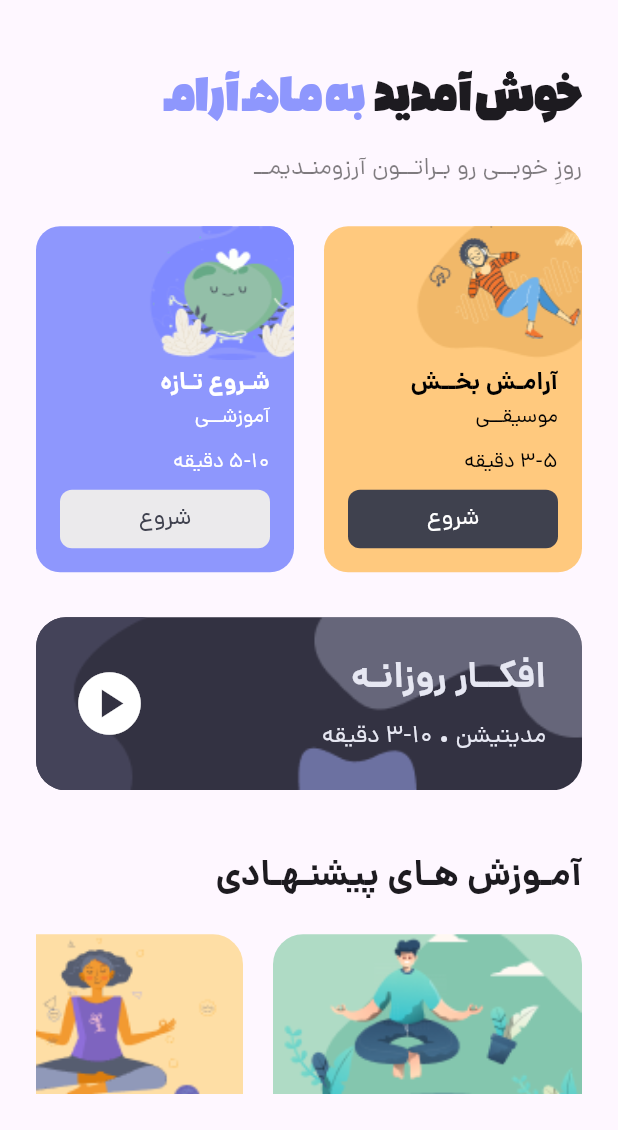
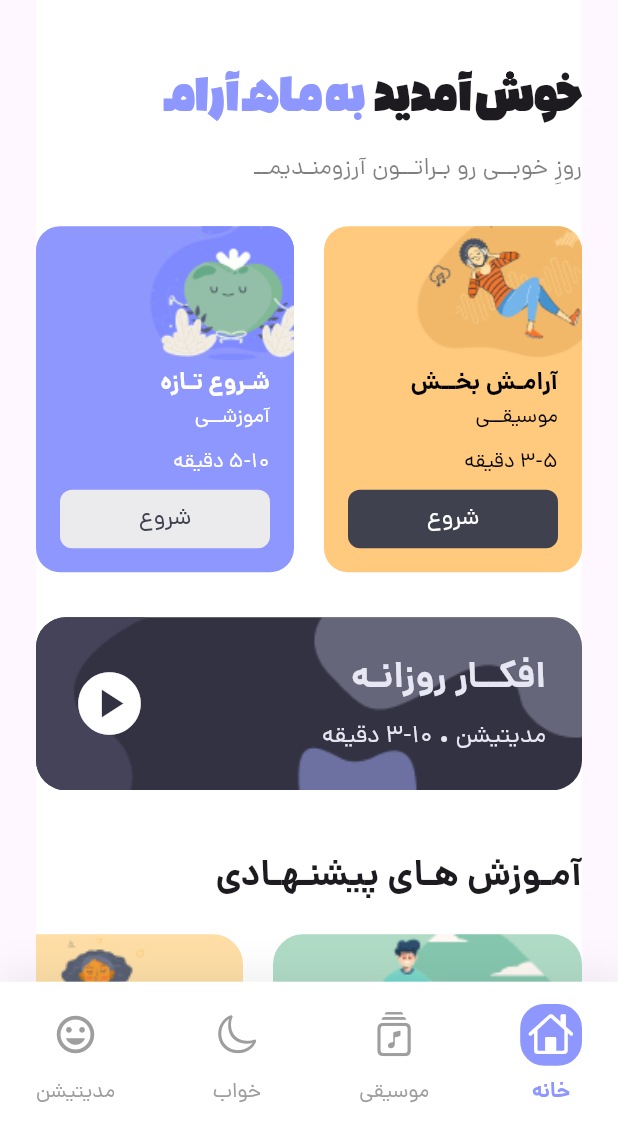
Before and after one commit to ardavan8102/silent_moon, a Flutter app: the screen it shows after launch, on a phone screen of 412 x 824 dp, the part 106-1236 px from its top. Run offline on Flutter 3.47's test engine with Material 3 defaults, Android fonts, the phone set to English and light mode, and no system bars; drawn by our look-alikes of carousel_slider; our stand-ins replace flutter_svg, get.

Commit message:
finished: Bottom Navigation

```diff
--- a/lib/bindings.dart
+++ b/lib/bindings.dart
@@ -1,13 +1,15 @@
 import 'package:get/get.dart';
 import 'package:silent_moon/controllers/home_controller.dart';
+import 'package:silent_moon/controllers/main_screen_handler.dart';
 import 'package:silent_moon/controllers/podcast_controller.dart';
 
-class HomeScreenBindings implements Bindings {
+class MainScreenBindings implements Bindings {
 
   @override
   void dependencies() {
     Get.put(HomeController());
     Get.put(PodcastController());
+    Get.put(MainScreenHandler());
   }
 
 }
--- /dev/null
+++ b/lib/components/bottom_navigation.dart
@@ -0,0 +1,102 @@
+import 'package:flutter/cupertino.dart';
+import 'package:flutter/material.dart';
+import 'package:get/get.dart';
+import 'package:silent_moon/consts/colors.dart';
+import 'package:silent_moon/controllers/main_screen_handler.dart';
+
+class CustomBottomNavigation extends StatelessWidget {
+  CustomBottomNavigation({super.key});
+
+  final MainScreenHandler mainScreenHandler = Get.find<MainScreenHandler>();
+
+  @override
+  Widget build(BuildContext context) {
+
+    var size = MediaQuery.of(context).size;
+
+    return Positioned(
+      bottom: 0,
+      right: 0,
+      left: 0,
+      child: Container(
+        padding: EdgeInsets.fromLTRB(24, 12, 24, 12),
+        decoration: BoxDecoration(
+          color: Colors.white,
+          boxShadow: [
+            BoxShadow(
+              color: const Color(0xff54575C).withValues(alpha: .1),
+              offset: Offset(2, -5),
+              blurRadius: 20,
+              spreadRadius: 1,
+            ),
+          ],
+        ),
+        height: size.height * .12,
+        width: double.infinity,
+        child: Obx(
+          () => Row(
+            crossAxisAlignment: .center,
+            mainAxisAlignment: .spaceBetween,
+            children: [
+
+              bottomNavigationIconItem(size, 0, 'خانه', CupertinoIcons.house),
+
+              bottomNavigationIconItem(size, 1, 'موسیقی', CupertinoIcons.music_albums),
+
+              bottomNavigationIconItem(size, 2, 'خواب', CupertinoIcons.moon),
+
+              bottomNavigationIconItem(size, 3, 'مدیتیشن', Icons.mood),
+
+            ],
+          ),
+        ),
+      ),
+    );
+  }
+
+  Widget bottomNavigationIconItem(Size size, int index, String label, IconData icon) {
+    return InkWell(
+      onTap: () {
+        mainScreenHandler.selectedIndex.value = index;
+      },
+      child: Column(
+        mainAxisAlignment: .center,
+        spacing: 8,
+        children: [
+          // Icon
+          AnimatedContainer(
+            duration: const Duration(milliseconds: 400),
+            decoration: BoxDecoration(
+              color: mainScreenHandler.selectedIndex.value == index
+                ? AppSolidColors.primary
+                : Colors.white,
+              borderRadius: .circular(16)
+            ),
+            height: size.height * .05,
+            width: size.height * .05,
+            child: Icon(
+              icon,
+              color: mainScreenHandler.selectedIndex.value == index
+                ? Colors.white
+                : Colors.grey,
+              size: 30,
+            ),
+          ),
+
+          // Label
+          Text(
+            label,
+            style: TextStyle(
+              color: mainScreenHandler.selectedIndex.value == index
+                ? AppSolidColors.primary
+                : Colors.grey,
+              fontWeight: mainScreenHandler.selectedIndex.value == index
+                ? .bold
+                : .w300
+            ),
+          ),
+        ],
+      ),
+    );
+  }
+}
--- /dev/null
+++ b/lib/controllers/main_screen_handler.dart
@@ -0,0 +1,11 @@
+import 'package:get/get.dart';
+
+class MainScreenHandler extends GetxController {
+
+  RxInt selectedIndex = 0.obs;
+
+  void changeIndex(int index){
+    selectedIndex.value = index;
+  }
+
+}
--- a/lib/routes/routes.dart
+++ b/lib/routes/routes.dart
@@ -3,7 +3,7 @@ import 'package:silent_moon/bindings.dart';
 import 'package:silent_moon/views/normal/intro/choose_topic.dart';
 import 'package:silent_moon/views/normal/intro/set_reminders.dart';
 import 'package:silent_moon/views/normal/intro/welcome.dart';
-import 'package:silent_moon/views/normal/main/home_screen.dart';
+import 'package:silent_moon/views/normal/main/main_screen.dart';
 import 'package:silent_moon/views/sleep/sleep_splash.dart';
 
 class AppRoutes {
@@ -43,8 +43,8 @@ class AppPages {
 
     GetPage(
       name: AppRoutes.home,
-      page: () => HomeScreen(),
-      binding: HomeScreenBindings(),
+      page: () => MainScreen(),
+      binding: MainScreenBindings(),
     ),
 
   ];
--- a/lib/views/normal/main/home_screen.dart
+++ b/lib/views/normal/main/home.dart
@@ -8,8 +8,8 @@ import 'package:silent_moon/controllers/home_controller.dart';
 import 'package:silent_moon/controllers/podcast_controller.dart';
 import 'package:silent_moon/gen/assets.gen.dart';
 
-class HomeScreen extends StatelessWidget {
-  HomeScreen({super.key});
+class HomePage extends StatelessWidget {
+  HomePage({super.key});
 
   final HomeController homeController = Get.find<HomeController>();
   final PodcastController podcastController = Get.find<PodcastController>();
@@ -20,17 +20,10 @@ class HomeScreen extends StatelessWidget {
     var size = MediaQuery.of(context).size;
     var textTheme = Theme.of(context).textTheme;
 
-    return Scaffold(
-      body: SafeArea(
+    return SingleChildScrollView(
+      physics: ClampingScrollPhysics(),
       child: Container(
-          padding: EdgeInsets.all(24),
-          width: size.width,
-          height: size.height,
-          child: Stack(
-            children: [
-              // Content
-              SingleChildScrollView(
-                physics: ClampingScrollPhysics(),
+        color: Colors.white,
         child: Column(
           crossAxisAlignment: .start,
           children: [
@@ -66,10 +59,6 @@ class HomeScreen extends StatelessWidget {
             recommendedPodcastsListView(size),
           ],
         ),
-              ),
-            ],
-          ),
-        )
       ),
     );
   }
--- /dev/null
+++ b/lib/views/normal/main/main_screen.dart
@@ -0,0 +1,68 @@
+import 'package:flutter/material.dart';
+import 'package:get/get.dart';
+import 'package:silent_moon/components/bottom_navigation.dart';
+import 'package:silent_moon/controllers/main_screen_handler.dart';
+import 'package:silent_moon/views/normal/main/home.dart';
+
+class MainScreen extends StatelessWidget {
+  MainScreen({super.key});
+
+  final MainScreenHandler mainScreenHandler = Get.find<MainScreenHandler>();
+
+  @override
+  Widget build(BuildContext context) {
+
+    var size = MediaQuery.of(context).size;
+
+    List<Widget> pages = [
+      KeyedSubtree(key: ValueKey('home'), child: HomePage()),
+      KeyedSubtree(key: ValueKey('music'), child: Container(color: Colors.red,child: Center(child: Text('Music')))),
+      KeyedSubtree(key: ValueKey('meditate'), child: Center(child: Text('Meditate'))),
+      KeyedSubtree(key: ValueKey('sleep'), child: Center(child: Text('Sleep'))),
+    ];
+
+    return Scaffold(
+      body: SafeArea(
+        child: SizedBox(
+          width: size.width,
+          height: size.height,
+          child: Stack(
+            children: [
+              // Contents
+              Positioned.fill(
+                child: Obx(
+                  () => Padding(
+                    padding: EdgeInsets.fromLTRB(24, 24, 24, size.height * .12),
+                    child: AnimatedSwitcher(
+                      duration: Duration(milliseconds: 400),
+                      transitionBuilder: (child, animation) {
+                        final offsetAnimation = Tween<Offset>(
+                          begin: Offset(0, 0.2),
+                          end: .zero,
+                        ).animate(
+                          CurvedAnimation(
+                            parent: animation,
+                            curve: Curves.easeOut
+                          )
+                        );
+
+                        return SlideTransition(
+                          position: offsetAnimation,
+                          child: child,
+                        );
+                      },
+                      child: pages[mainScreenHandler.selectedIndex.value],
+                    ),
+                  ),
+                ),
+              ),
+
+              // Bottom Navigation
+              CustomBottomNavigation(),
+            ],
+          ),
+        )
+      ),
+    );
+  }
+}
```
Lines whose indentation alone changed are shown as unchanged.
